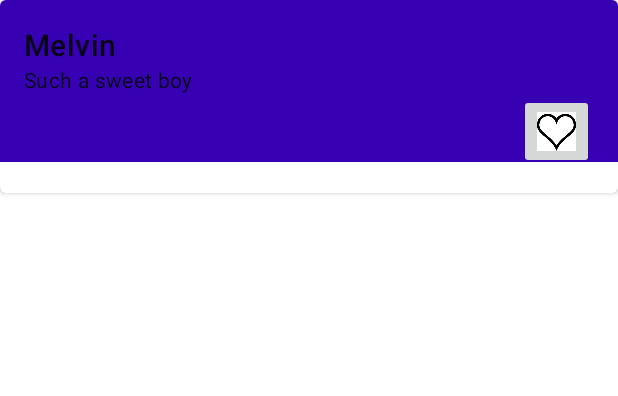
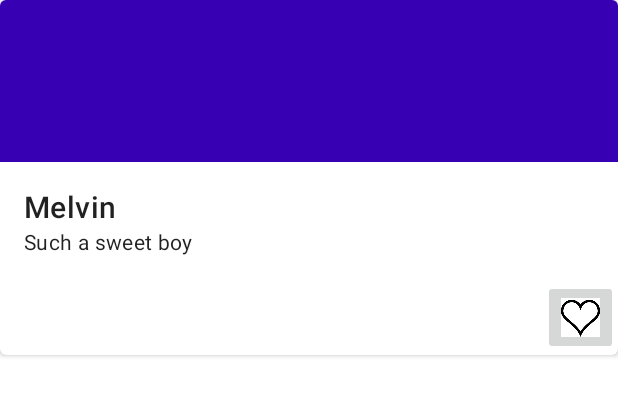
Before and after one commit to ariunzayaE/AD340_weekly_assignments, an Android app: the layout matches_card.xml on its own in the app's theme, with its tools: preview values and no code run, on a phone screen of 412 x 824 dp. Shown: the top 396 px of the screen. Run offline under Robolectric (Android 15) with nearby library versions, the phone set to English and light mode, and no system bars.

Commit message:
week5 matches little fix

```diff
--- a/app/src/main/res/layout/matches_card.xml
+++ b/app/src/main/res/layout/matches_card.xml
@@ -10,7 +10,7 @@
     <LinearLayout
         android:layout_width="match_parent"
         android:layout_height="wrap_content"
-        android:orientation="vertical"/>
+        android:orientation="vertical">
 
         <ImageView
             android:id="@+id/matches_image"
@@ -39,7 +39,7 @@
                 android:layout_height="wrap_content"
                 android:text="@string/Kind_boy"
                 android:textAppearance="?attr/textAppearanceBody2" />
-
+        </LinearLayout>
         <ImageButton
             android:id="@+id/like_button"
             android:layout_width="50dp"
```
